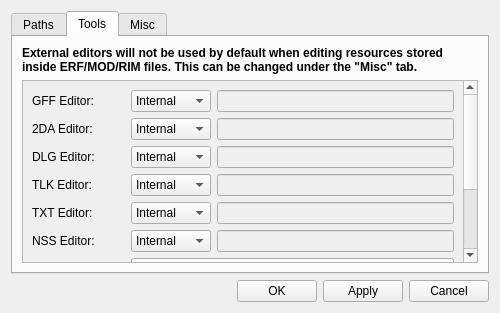
First picture: the form in ui/misc/settings.ui, repository NickHugi/PyKotor, before the edit.
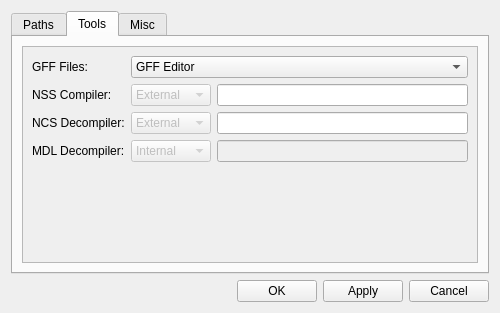
Second picture: the form after the edit.

Commit message: Remove external editor feature

```diff
--- a/ui/misc/settings.ui
+++ b/ui/misc/settings.ui
@@ -112,7 +112,7 @@
        <string>Tools</string>
       </attribute>
       <layout class="QGridLayout" name="gridLayout">
-       <item row="1" column="0">
+       <item row="0" column="0">
         <widget class="QScrollArea" name="scrollArea">
          <property name="widgetResizable">
           <bool>true</bool>
@@ -121,175 +121,20 @@
           <property name="geometry">
            <rect>
             <x>0</x>
-            <y>-110</y>
-            <width>439</width>
-            <height>296</height>
+            <y>0</y>
+            <width>456</width>
+            <height>218</height>
            </rect>
           </property>
           <layout class="QFormLayout" name="formLayout">
-           <item row="1" column="0">
-            <widget class="QLabel" name="label_3">
-             <property name="text">
-              <string>GFF Editor:</string>
-             </property>
-            </widget>
-           </item>
-           <item row="1" column="1">
-            <layout class="QHBoxLayout" name="horizontalLayout">
-             <item>
-              <widget class="QComboBox" name="gffToolCombo">
-               <property name="minimumSize">
-                <size>
-                 <width>80</width>
-                 <height>0</height>
-                </size>
-               </property>
-               <item>
-                <property name="text">
-                 <string>Internal</string>
-                </property>
-               </item>
-               <item>
-                <property name="text">
-                 <string>External</string>
-                </property>
-               </item>
-              </widget>
-             </item>
-             <item>
-              <widget class="QLineEdit" name="gffToolEdit">
-               <property name="enabled">
-                <bool>false</bool>
-               </property>
-              </widget>
-             </item>
-            </layout>
-           </item>
-           <item row="2" column="0">
-            <widget class="QLabel" name="label_7">
-             <property name="text">
-              <string>2DA Editor:</string>
-             </property>
-            </widget>
-           </item>
-           <item row="2" column="1">
-            <layout class="QHBoxLayout" name="horizontalLayout_4">
-             <item>
-              <widget class="QComboBox" name="twodaToolCombo">
-               <property name="minimumSize">
-                <size>
-                 <width>80</width>
-                 <height>0</height>
-                </size>
-               </property>
-               <item>
-                <property name="text">
-                 <string>Internal</string>
-                </property>
-               </item>
-               <item>
-                <property name="text">
-                 <string>External</string>
-                </property>
-               </item>
-              </widget>
-             </item>
-             <item>
-              <widget class="QLineEdit" name="twodaToolEdit">
-               <property name="enabled">
-                <bool>false</bool>
-               </property>
-              </widget>
-             </item>
-            </layout>
-           </item>
-           <item row="3" column="0">
-            <widget class="QLabel" name="label_8">
-             <property name="text">
-              <string>DLG Editor:</string>
-             </property>
-            </widget>
-           </item>
-           <item row="3" column="1">
-            <layout class="QHBoxLayout" name="horizontalLayout_5">
-             <item>
-              <widget class="QComboBox" name="dlgToolCombo">
-               <property name="enabled">
-                <bool>true</bool>
-               </property>
-               <property name="minimumSize">
-                <size>
-                 <width>80</width>
-                 <height>0</height>
-                </size>
-               </property>
-               <item>
-                <property name="text">
-                 <string>Internal</string>
-                </property>
-               </item>
-               <item>
-                <property name="text">
-                 <string>External</string>
-                </property>
-               </item>
-              </widget>
-             </item>
-             <item>
-              <widget class="QLineEdit" name="dlgToolEdit">
-               <property name="enabled">
-                <bool>false</bool>
-               </property>
-              </widget>
-             </item>
-            </layout>
-           </item>
-           <item row="4" column="0">
-            <widget class="QLabel" name="label_9">
-             <property name="text">
-              <string>TLK Editor:</string>
-             </property>
-            </widget>
-           </item>
-           <item row="4" column="1">
-            <layout class="QHBoxLayout" name="horizontalLayout_6">
-             <item>
-              <widget class="QComboBox" name="tlkToolCombo">
-               <property name="minimumSize">
-                <size>
-                 <width>80</width>
-                 <height>0</height>
-                </size>
-               </property>
-               <item>
-                <property name="text">
-                 <string>Internal</string>
-                </property>
-               </item>
-               <item>
-                <property name="text">
-                 <string>External</string>
-                </property>
-               </item>
-              </widget>
-             </item>
-             <item>
-              <widget class="QLineEdit" name="tlkToolEdit">
-               <property name="enabled">
-                <bool>false</bool>
-               </property>
-              </widget>
-             </item>
-            </layout>
-           </item>
-           <item row="7" column="0">
+           <item row="0" column="0">
             <widget class="QLabel" name="label_5">
              <property name="text">
-              <string>UTx Editor:</string>
+              <string>GFF Files:</string>
              </property>
             </widget>
            </item>
-           <item row="7" column="1">
+           <item row="0" column="1">
             <widget class="QComboBox" name="utxToolCombo">
              <item>
               <property name="text">
@@ -303,14 +148,14 @@
              </item>
             </widget>
            </item>
-           <item row="8" column="0">
+           <item row="1" column="0">
             <widget class="QLabel" name="label_4">
              <property name="text">
               <string>NSS Compiler:</string>
              </property>
             </widget>
            </item>
-           <item row="8" column="1">
+           <item row="1" column="1">
             <layout class="QHBoxLayout" name="horizontalLayout_2">
              <item>
               <widget class="QComboBox" name="nssCompToolCombo">
@@ -339,14 +184,7 @@
              </item>
             </layout>
            </item>
-           <item row="9" column="0">
-            <widget class="QLabel" name="label_10">
-             <property name="text">
-              <string>NCS Decompiler:</string>
-             </property>
-            </widget>
-           </item>
-           <item row="9" column="1">
+           <item row="2" column="1">
             <layout class="QHBoxLayout" name="horizontalLayout_7">
              <item>
               <widget class="QComboBox" name="ncsToolCombo">
@@ -375,14 +213,14 @@
              </item>
             </layout>
            </item>
-           <item row="10" column="0">
-            <widget class="QLabel" name="label_6">
+           <item row="2" column="0">
+            <widget class="QLabel" name="label_10">
              <property name="text">
-              <string>MDL Decompiler:</string>
+              <string>NCS Decompiler:</string>
              </property>
             </widget>
            </item>
-           <item row="10" column="1">
+           <item row="3" column="1">
             <layout class="QHBoxLayout" name="horizontalLayout_3">
              <item>
               <widget class="QComboBox" name="mdlToolCombo">
@@ -411,96 +249,17 @@
              </item>
             </layout>
            </item>
-           <item row="5" column="0">
-            <widget class="QLabel" name="label_2">
+           <item row="3" column="0">
+            <widget class="QLabel" name="label_6">
              <property name="text">
-              <string>TXT Editor:</string>
+              <string>MDL Decompiler:</string>
              </property>
             </widget>
            </item>
-           <item row="6" column="0">
-            <widget class="QLabel" name="label_14">
-             <property name="text">
-              <string>NSS Editor:</string>
-             </property>
-            </widget>
-           </item>
-           <item row="5" column="1">
-            <layout class="QHBoxLayout" name="horizontalLayout_10">
-             <item>
-              <widget class="QComboBox" name="txtToolCombo">
-               <property name="minimumSize">
-                <size>
-                 <width>80</width>
-                 <height>0</height>
-                </size>
-               </property>
-               <item>
-                <property name="text">
-                 <string>Internal</string>
-                </property>
-               </item>
-               <item>
-                <property name="text">
-                 <string>External</string>
-                </property>
-               </item>
-              </widget>
-             </item>
-             <item>
-              <widget class="QLineEdit" name="txtToolEdit">
-               <property name="enabled">
-                <bool>false</bool>
-               </property>
-              </widget>
-             </item>
-            </layout>
-           </item>
-           <item row="6" column="1">
-            <layout class="QHBoxLayout" name="horizontalLayout_11">
-             <item>
-              <widget class="QComboBox" name="nssToolCombo">
-               <property name="minimumSize">
-                <size>
-                 <width>80</width>
-                 <height>0</height>
-                </size>
-               </property>
-               <item>
-                <property name="text">
-                 <string>Internal</string>
-                </property>
-               </item>
-               <item>
-                <property name="text">
-                 <string>External</string>
-                </property>
-               </item>
-              </widget>
-             </item>
-             <item>
-              <widget class="QLineEdit" name="nssToolEdit">
-               <property name="enabled">
-                <bool>false</bool>
-               </property>
-              </widget>
-             </item>
-            </layout>
-           </item>
           </layout>
          </widget>
         </widget>
        </item>
-       <item row="0" column="0">
-        <widget class="QLabel" name="label_16">
-         <property name="text">
-          <string>&lt;html&gt;&lt;head/&gt;&lt;body&gt;&lt;p&gt;&lt;span style=&quot; font-weight:600;&quot;&gt;External editors will not be used by default when editing resources stored inside ERF/MOD/RIM files. This can be changed under the &amp;quot;Misc&amp;quot; tab.&lt;/span&gt;&lt;/p&gt;&lt;/body&gt;&lt;/html&gt;</string>
-         </property>
-         <property name="wordWrap">
-          <bool>true</bool>
-         </property>
-        </widget>
-       </item>
       </layout>
      </widget>
      <widget class="QWidget" name="tab_3">
@@ -521,8 +280,8 @@
            <rect>
             <x>0</x>
             <y>0</y>
-            <width>374</width>
-            <height>228</height>
+            <width>456</width>
+            <height>218</height>
            </rect>
           </property>
           <layout class="QVBoxLayout" name="verticalLayout_3">
@@ -540,57 +299,6 @@
              </item>
             </layout>
            </item>
-           <item>
-            <widget class="QCheckBox" name="showModuleNameCheckbox">
-             <property name="text">
-              <string>Show location names for modules</string>
-             </property>
-            </widget>
-           </item>
-           <item>
-            <widget class="Line" name="line_2">
-             <property name="orientation">
-              <enum>Qt::Horizontal</enum>
-             </property>
-            </widget>
-           </item>
-           <item>
-            <widget class="QLabel" name="label_15">
-             <property name="text">
-              <string>&lt;html&gt;&lt;head/&gt;&lt;body&gt;&lt;p&gt;&lt;span style=&quot; font-weight:600;&quot;&gt;The following features are incomplete and so may be unstable. Use with caution.&lt;/span&gt;&lt;/p&gt;&lt;/body&gt;&lt;/html&gt;</string>
-             </property>
-             <property name="wordWrap">
-              <bool>true</bool>
-             </property>
-            </widget>
-           </item>
-           <item>
-            <widget class="QCheckBox" name="experimentalMdlCheckbox">
-             <property name="text">
-              <string>EXPERIMENTAL: Enable MDL Decompiler</string>
-             </property>
-            </widget>
-           </item>
-           <item>
-            <widget class="QCheckBox" name="experimentalExternalCheckbox">
-             <property name="text">
-              <string>EXPERIMENTAL: Enable External Editor for resouces in ERF/MOD/RIM</string>
-             </property>
-            </widget>
-           </item>
-           <item>
-            <spacer name="verticalSpacer">
-             <property name="orientation">
-              <enum>Qt::Vertical</enum>
-             </property>
-             <property name="sizeHint" stdset="0">
-              <size>
-               <width>20</width>
-               <height>72</height>
-              </size>
-             </property>
-            </spacer>
-           </item>
           </layout>
          </widget>
         </widget>
```
The commit also changes 8 other files.
